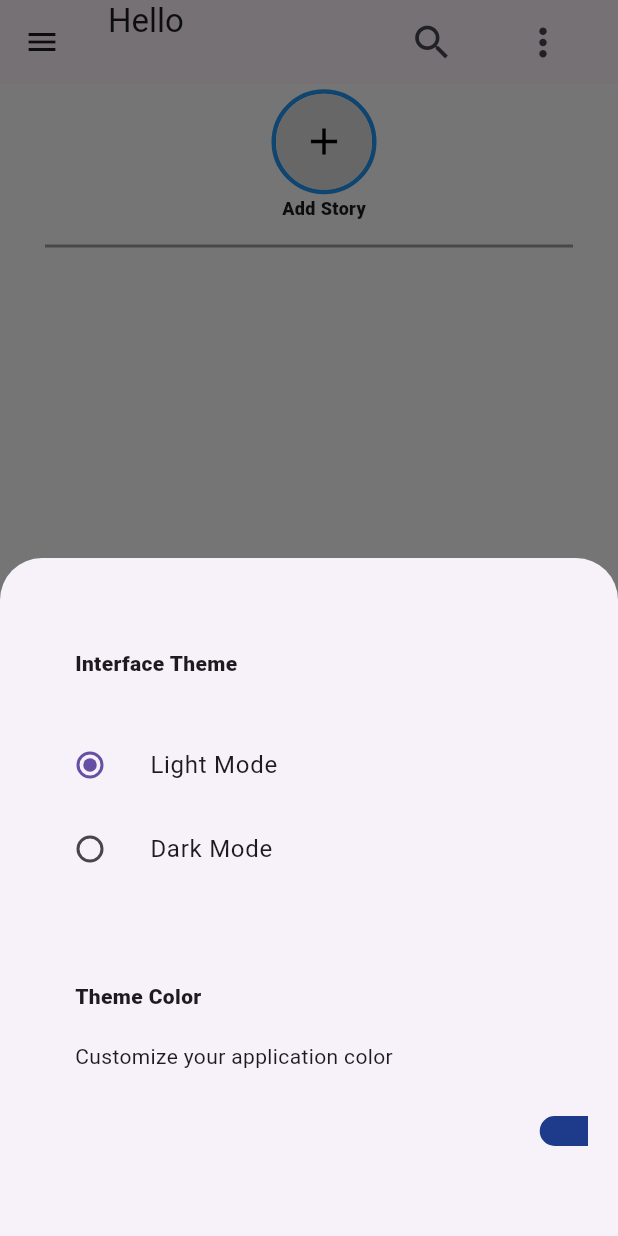
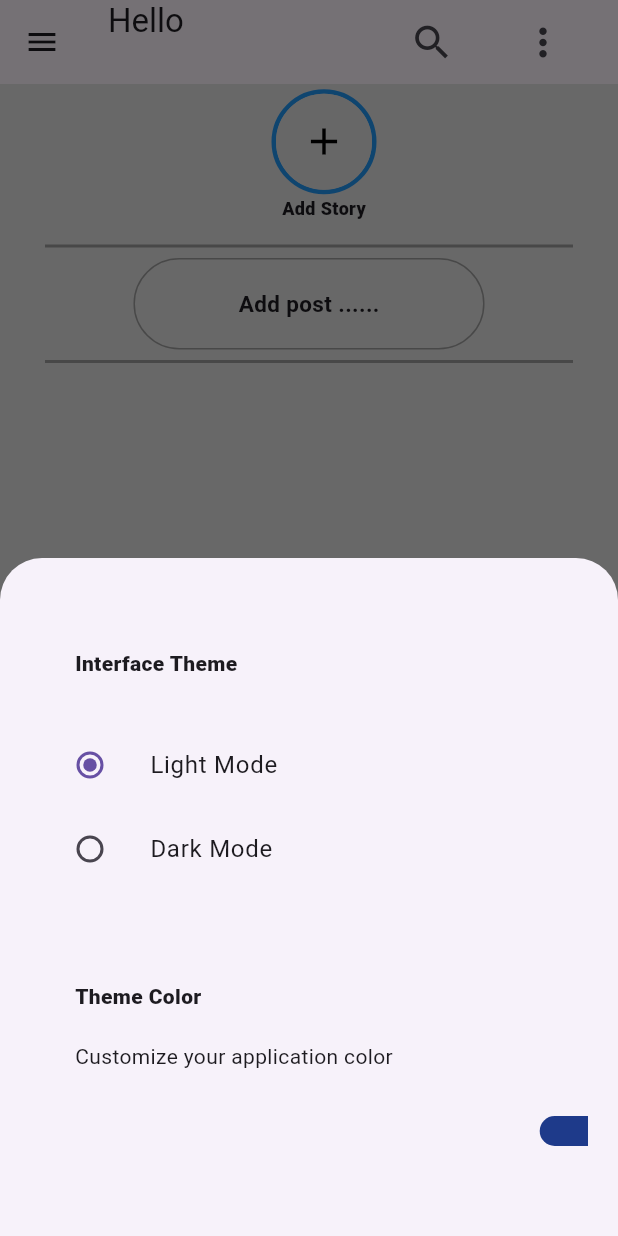
Before and after one commit to shroida/Chatoid-chat-app, a Flutter app: the screen it shows after launch, after a tap on the "more vert" icon, on a phone screen of 412 x 824 dp. Run offline on Flutter 3.47's test engine with Material 3 defaults, Android fonts, the phone set to English and light mode, and no system bars; drawn by our look-alikes of carousel_slider, curved_navigation_bar, flutter_zoom_drawer; our stand-ins replace animated_text_kit, firebase_core, flutter_bloc, flutter_staggered_animations, go_router, quickalert and 4 more; missing offline and left inert: onesignal_flutter; accounts and stored records are empty.

Commit message:
add post feature

```diff
--- a/lib/constants.dart
+++ b/lib/constants.dart
@@ -42,7 +42,7 @@ class ChatAppColors {
 
   // Background and surfaces
   static const Color backgroundColor =
-      Color(0xFFF1F5F9); // Soft grayish-white background
+      Color.fromARGB(255, 226, 226, 226); // Soft grayish-white background
   static const Color backgroundColorDark =
       Color(0xFF36383A); // Soft grayish-white background
 
--- a/lib/core/utlis/app_router.dart
+++ b/lib/core/utlis/app_router.dart
@@ -3,6 +3,7 @@ import 'package:chatoid/features/chat/view/widgets/Group%20Section/chat_screen_g
 import 'package:chatoid/features/home_page/view/home_page.dart';
 import 'package:chatoid/features/login/view/login.dart';
 import 'package:chatoid/features/messages/model/cls_message.dart';
+import 'package:chatoid/features/posts/view/widgets/add_post.dart';
 import 'package:chatoid/features/profile/view/profile.dart';
 import 'package:chatoid/features/register/view/register.dart';
 import 'package:chatoid/features/splash/splash_screen.dart';
@@ -13,11 +14,13 @@ abstract class AppRouter {
   static const kRegisterScreen = '/RegisterScreen';
   static const kSearchView = '/searchView';
   static const kHomePage = '/homePage';
+  static const kAddPost = '/addPost';
   static const kProfile = '/profile';
   static const kChatGroupScreen = '/chatGroupScreen';
   static final router = GoRouter(routes: [
     GoRoute(path: '/', builder: (context, state) => const SplashScreen()),
     GoRoute(path: kLoginView, builder: (context, state) => const LoginView()),
+    GoRoute(path: kAddPost, builder: (context, state) => AddPostScreen()),
     GoRoute(
       path: kChatGroupScreen,
       builder: (context, state) {
--- a/lib/features/home_page/view/home_page.dart
+++ b/lib/features/home_page/view/home_page.dart
@@ -63,6 +63,14 @@ class _HomePageState extends State<HomePage> {
       },
     );
     await chatsCubit.subscribe(
+      'posts',
+      () async {
+        if (mounted) {
+          await postsCubit.getAllPosts();
+        }
+      },
+    );
+    await chatsCubit.subscribe(
       'all_messages_group',
       () async {
         if (mounted) {
--- /dev/null
+++ b/lib/features/home_page/view/widgets/Home screen/field_add_post.dart
@@ -0,0 +1,37 @@
+import 'package:chatoid/core/utlis/app_router.dart';
+import 'package:flutter/material.dart';
+import 'package:go_router/go_router.dart';
+
+class FieldAddPost extends StatelessWidget {
+  const FieldAddPost({super.key});
+
+  @override
+  Widget build(BuildContext context) {
+    return GestureDetector(
+      onTap: () {
+        GoRouter.of(context).push(AppRouter.kAddPost);
+      },
+      child: Container(
+        margin: const EdgeInsets.symmetric(horizontal: 50),
+        child: DecoratedBox(
+          decoration: BoxDecoration(
+            border: Border.all(color: Colors.grey, width: 1.0), // Border line
+            borderRadius: BorderRadius.circular(50), // Border radius
+          ),
+          child: const Padding(
+            padding: EdgeInsets.symmetric(
+                vertical: 20.0, horizontal: 70), // Padding inside the box
+            child: Column(
+              children: [
+                Text(
+                  'Add post ......',
+                  style: TextStyle(fontWeight: FontWeight.w600, fontSize: 15),
+                ),
+              ],
+            ),
+          ),
+        ),
+      ),
+    );
+  }
+}
--- a/lib/features/home_page/view/widgets/Home screen/home_screen_story_posts.dart
+++ b/lib/features/home_page/view/widgets/Home screen/home_screen_story_posts.dart
@@ -1,3 +1,4 @@
+import 'package:chatoid/features/home_page/view/widgets/Home%20screen/field_add_post.dart';
 import 'package:chatoid/features/posts/view/posts.dart';
 import 'package:chatoid/features/story/view/story_list.dart';
 import 'package:chatoid/features/story/view_model/cubit/story_cubit.dart';
@@ -32,7 +33,17 @@ class HomeScreenStoryPostsState extends State<HomeScreenStoryPosts> {
                   color: Colors.grey,
                 ),
               ),
-              Expanded(child: Posts()), // Wrap in Expanded
+              FieldAddPost(),
+              Padding(
+                padding: EdgeInsets.symmetric(horizontal: 20.0),
+                child: Divider(
+                  indent: 10,
+                  endIndent: 10,
+                  thickness: 2,
+                  color: Colors.grey,
+                ),
+              ),
+              Expanded(child: Posts()),
             ],
           );
         } else if (state is StoryError) {
--- a/lib/main.dart
+++ b/lib/main.dart
@@ -83,7 +83,7 @@ class MyApp extends StatelessWidget {
           routerConfig: AppRouter.router,
           debugShowCheckedModeBanner: false,
           theme: ThemeData.light().copyWith(
-            scaffoldBackgroundColor: Colors.white,
+            scaffoldBackgroundColor:ChatAppColors.backgroundColor,
           ),
           darkTheme: ThemeData.dark(),
           themeMode: themeCubit.themeMode,
```
Also changed, not shown: lib/features/posts/view/posts.dart (+16 -4 lines), lib/features/posts/view/widgets/add_post.dart (added, +98 -0 lines), lib/features/posts/view/widgets/post_widget.dart (+13 -5 lines), lib/features/posts/view_model/cubit/posts_cubit.dart (+49 -2 lines).
